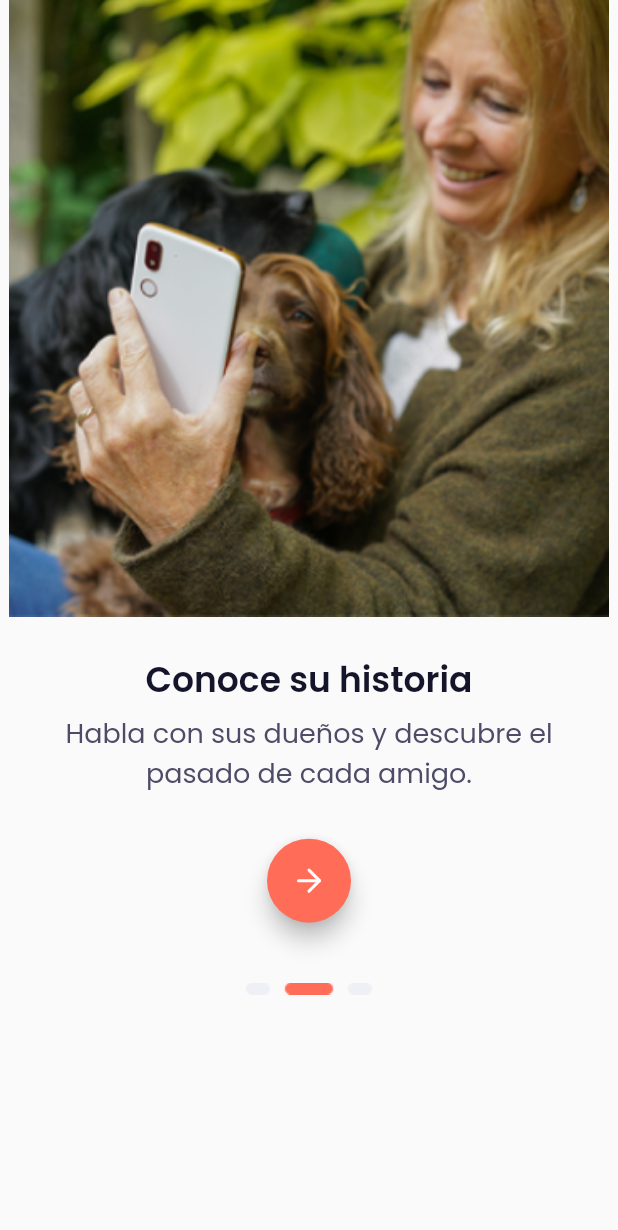
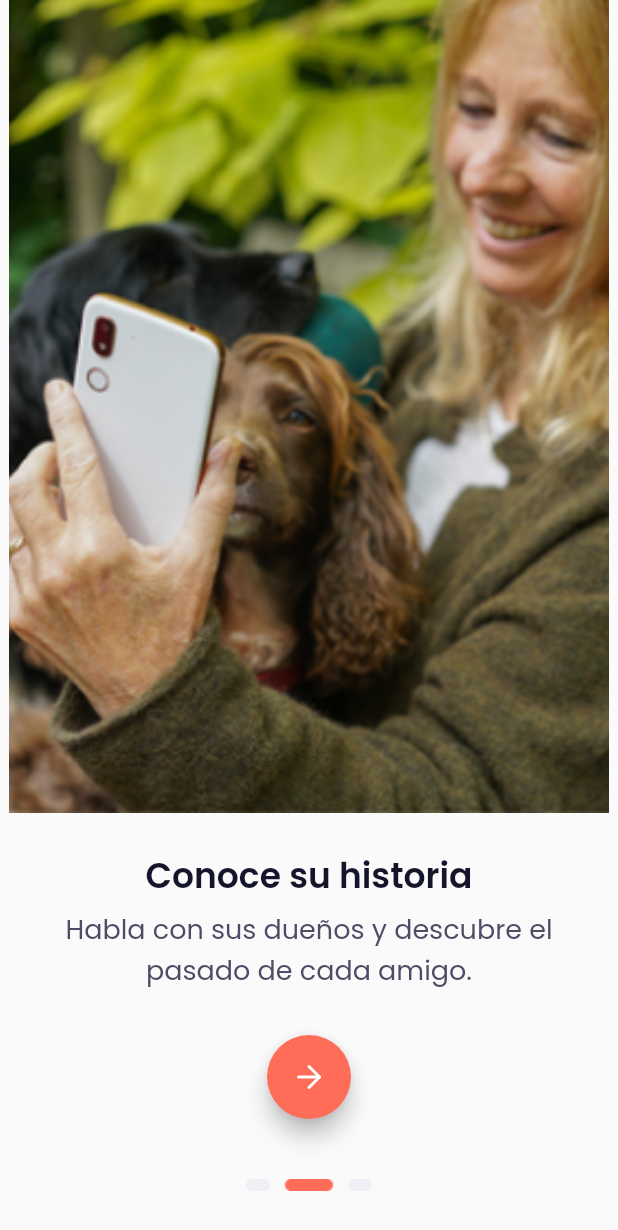
Before and after one commit to AdriaGual/pawstic, a Flutter app: the screen it shows after launch, after a tap on an icon or button, on a phone screen of 412 x 824 dp. Shown: the top 1230 px of the screen. Run offline on Flutter 3.47's test engine with Material 2 defaults, Android fonts, the light colour scheme and no system bars; our stand-ins replace flutter_feather_icons, flutter_svg, flutter_swiper, font_awesome_flutter, geolocator, image_picker and 1 more; missing offline and left inert: cloudinary_public, future_progress_dialog; network calls fail; project files that could hold a hidden picture were left out.

Commit message:
fixed expanded images onBoarding

```diff
--- a/lib/pages/onBoarding/onBoarding2.dart
+++ b/lib/pages/onBoarding/onBoarding2.dart
@@ -15,11 +15,12 @@ class OnBoarding2 extends StatelessWidget {
           body: SafeArea(
         child: Column(
           children: [
+            Expanded(child:
             Image.asset(
               'assets/images/onBoarding/onBoarding2.png',
               width: 400.0,
               fit: BoxFit.cover,
-            ),
+            )),
             SizedBox(height: 25),
             Text('Conoce su historia',
                 style: Theme.of(context).textTheme.headline6),
@@ -46,6 +47,7 @@ class OnBoarding2 extends StatelessWidget {
             Image.asset(
               'assets/images/onBoarding/progressBar2.png',
             ),
+            SizedBox(height: 30),
           ],
         ),
       )),
--- a/lib/pages/onBoarding/onBoarding3.dart
+++ b/lib/pages/onBoarding/onBoarding3.dart
@@ -14,11 +14,12 @@ class OnBoarding3 extends StatelessWidget {
           body: SafeArea(
         child: Column(
           children: [
+            Expanded(child:
             Image.asset(
               'assets/images/onBoarding/onBoarding3.png',
               width: 400.0,
               fit: BoxFit.cover,
-            ),
+            )),
             SizedBox(height: 25),
             Text('Vive nuevas aventuras',
                 style: Theme.of(context).textTheme.headline6),
@@ -62,6 +63,7 @@ class OnBoarding3 extends StatelessWidget {
             Image.asset(
               'assets/images/onBoarding/progressBar3.png',
             ),
+            SizedBox(height: 30),
           ],
         ),
       )),
```
